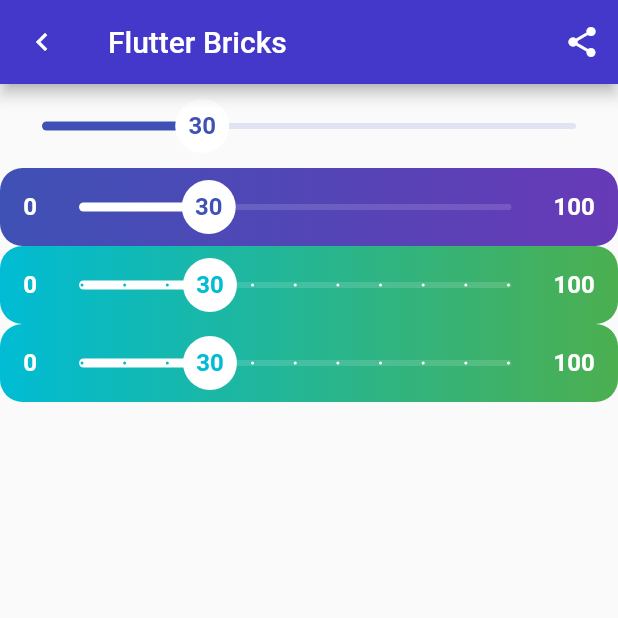
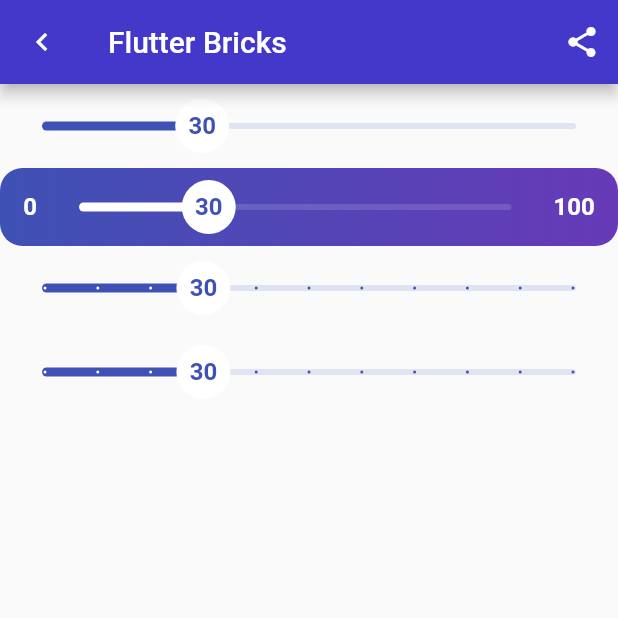
Before and after one commit to trial12987/FlutterBricks, a Flutter app: the screen it shows after launch, on a phone screen of 412 x 824 dp, the top half of it. Run offline on Flutter 3.47's test engine with Material 2 defaults, Android fonts, the phone set to English and light mode, and no system bars.

```diff
--- a/flutter_bricks/lib/main.dart
+++ b/flutter_bricks/lib/main.dart
@@ -1,7 +1,7 @@
 import 'package:flutter/material.dart';
 import 'package:flutter_bricks/sliders/SliderFb1.dart';
 import 'package:flutter_bricks/sliders/SliderFb2.dart';
-import 'package:flutter_bricks/sliders/SliderFb3.dart';
+import 'package:flutter_bricks/sliders/SliderFb4.dart';
 
 import 'appBars/AppBarFb2.dart';
 
@@ -30,14 +30,14 @@ class MyApp extends StatelessWidget {
               initialValue: 30,
               onChange: (value) {},
             ),
-            SliderFb3(
+            SliderFb4(
               min: 0,
               max: 100,
               initialValue: 30,
               divisions: 10,
               onChange: (value) {},
             ),
-            SliderFb3(
+            SliderFb4(
               min: 0,
               max: 100,
               initialValue: 30,
```
